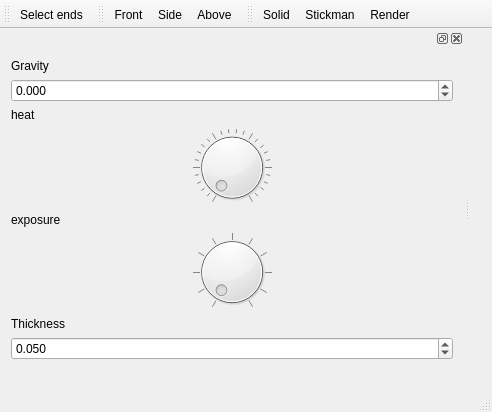
Above: src/mainwindow.ui from jhud/abtsynth before the change. Below: the same form after it.
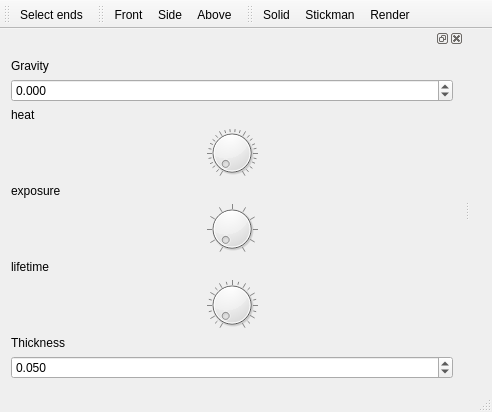
That is the form after the change. Custom widgets are drawn as their Qt base class.

```diff
--- a/src/mainwindow.ui
+++ b/src/mainwindow.ui
@@ -119,8 +119,9 @@
      <item>
       <widget class="QDial" name="heat">
        <property name="styleSheet">
-        <string notr="true">color: rgb(255, 255, 255);
-gridline-color: rgb(0, 85, 255);
+        <string notr="true">color: rgb(170, 0, 0);
+gridline-color: rgb(170, 0, 0);
+border-color: rgb(170, 0, 0);
 alternate-background-color: rgb(255, 0, 0);</string>
        </property>
        <property name="maximum">
@@ -181,6 +182,35 @@
        </property>
       </widget>
      </item>
+     <item>
+      <widget class="QLabel" name="label_5">
+       <property name="text">
+        <string>lifetime</string>
+       </property>
+      </widget>
+     </item>
+     <item>
+      <widget class="QDial" name="lifetime">
+       <property name="minimum">
+        <number>5</number>
+       </property>
+       <property name="maximum">
+        <number>2000</number>
+       </property>
+       <property name="singleStep">
+        <number>10</number>
+       </property>
+       <property name="pageStep">
+        <number>100</number>
+       </property>
+       <property name="notchTarget">
+        <double>5.000000000000000</double>
+       </property>
+       <property name="notchesVisible">
+        <bool>true</bool>
+       </property>
+      </widget>
+     </item>
      <item>
       <widget class="QLabel" name="label_4">
        <property name="text">
```
